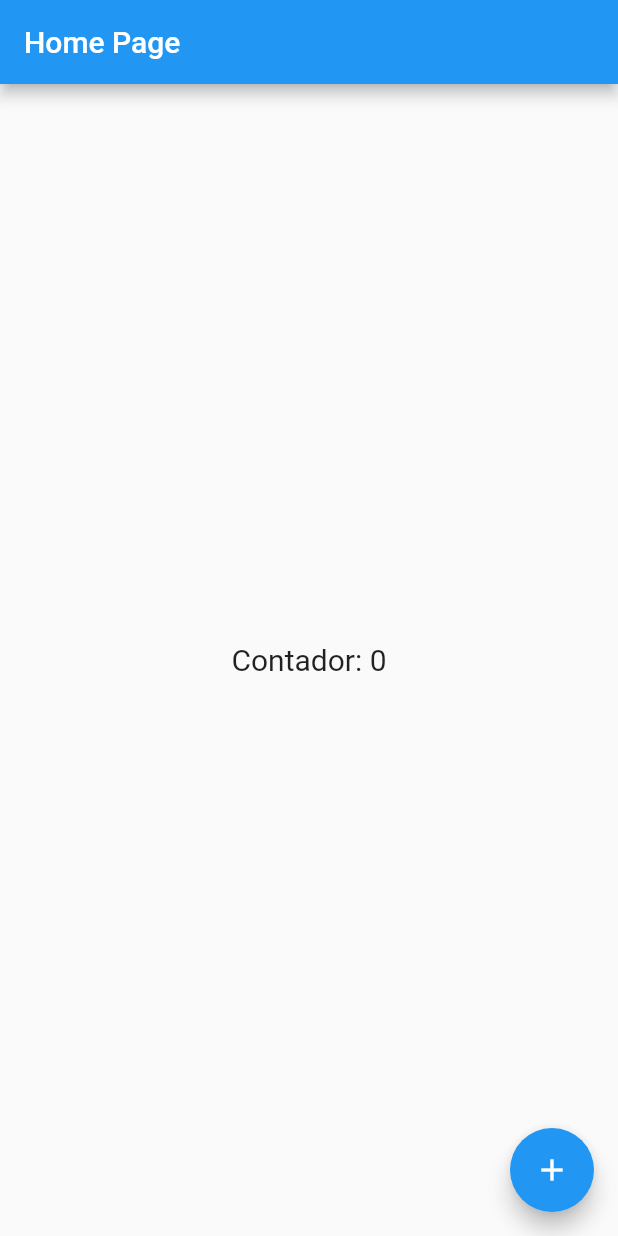
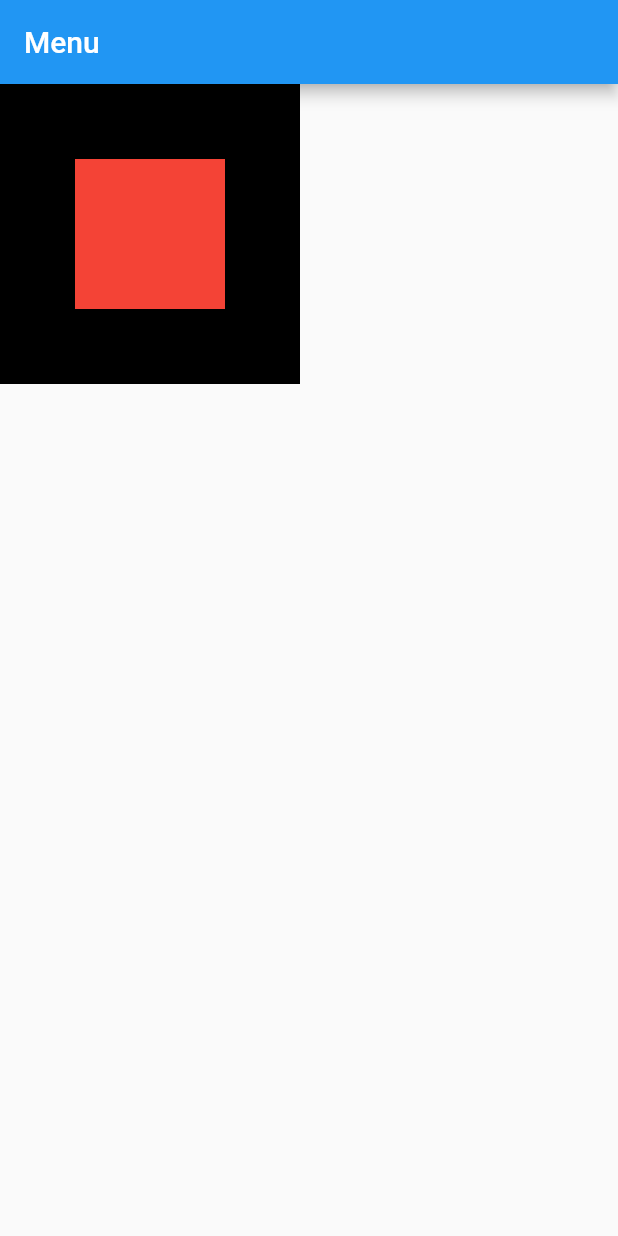
Before and after one commit to kamillasthefany/ola_mundo, a Flutter app: the screen it shows after launch, on a phone screen of 412 x 824 dp. Run offline on Flutter 3.47's test engine with Material 2 defaults, Android fonts, the phone set to English and light mode, and no system bars.

Commit message:
Exemplo single render utilizando divs

```diff
--- a/lib/app_widget.dart
+++ b/lib/app_widget.dart
@@ -1,4 +1,5 @@
 import 'package:flutter/material.dart';
+import 'package:ola_mundo/container_page.dart';
 
 import 'home_page.dart';
 
@@ -7,7 +8,8 @@ class MyAppMaterial extends StatelessWidget {
   Widget build(BuildContext context){
     return MaterialApp(
      // theme: ThemeData(primarySwatch: Colors.pink),
-      home: HomePage(),
+      //home: HomePage(),
+      home: ContainerPage(),
     );
   }
 }
--- /dev/null
+++ b/lib/container_page.dart
@@ -0,0 +1,24 @@
+import 'package:flutter/material.dart';
+
+class ContainerPage extends StatefulWidget{
+  @override
+  State<StatefulWidget> createState(){
+    return ContainerPageState();
+  }
+}
+
+class ContainerPageState extends State<ContainerPage>{
+  @override
+
+  Widget build(BuildContext context){
+    return Scaffold(
+      appBar: AppBar(title: Text('Menu')),
+      body: Container(
+        height: 200,
+        width: 200,
+        color: Colors.black,
+        child: Center(child: Container(height: 100, width: 100, color: Colors.red,)),
+      )
+    );
+  }
+}
```
